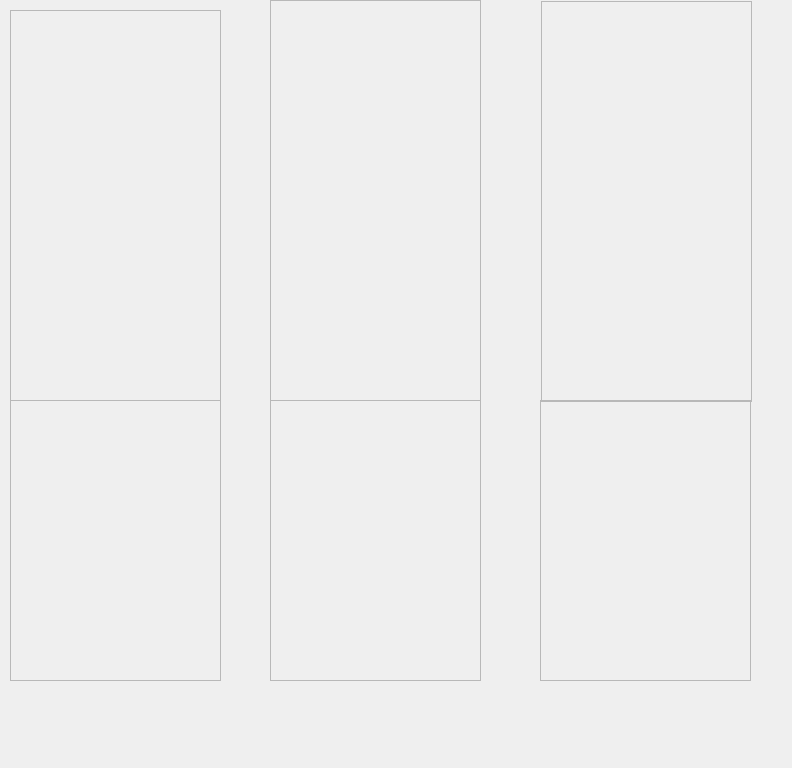
First picture: the form in wish_bottle.ui, repository X-wenhao/bookkeeping, before the edit.
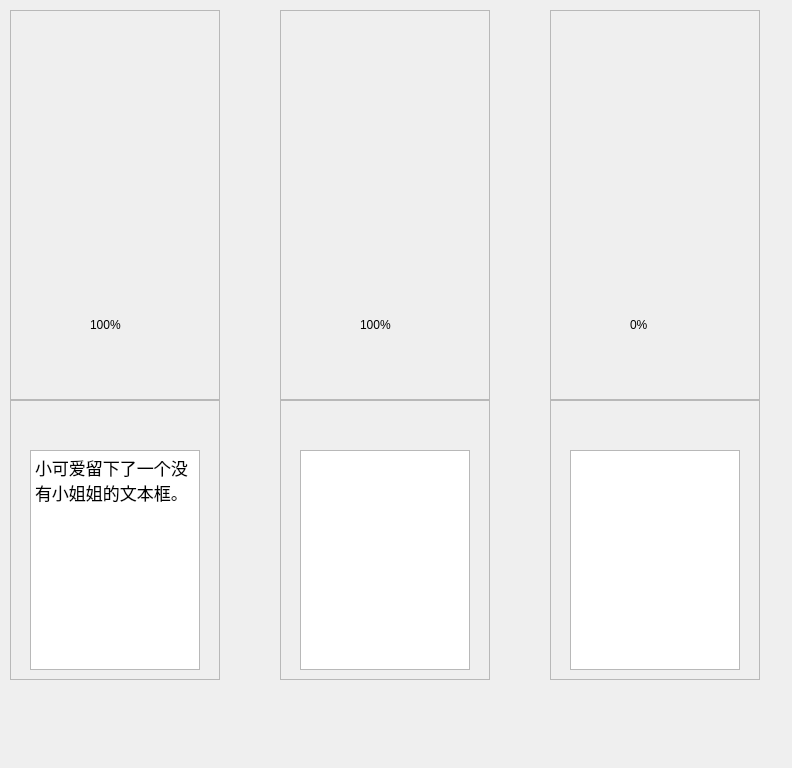
Second picture: the form after the edit. Icons and pictures are not drawn.

```diff
--- a/wish_bottle.ui
+++ b/wish_bottle.ui
@@ -18,8 +18,8 @@
     <rect>
      <x>10</x>
      <y>10</y>
-     <width>211</width>
-     <height>391</height>
+     <width>210</width>
+     <height>390</height>
     </rect>
    </property>
    <property name="frameShape">
@@ -32,25 +32,25 @@
     <property name="geometry">
      <rect>
       <x>80</x>
-      <y>280</y>
-      <width>51</width>
-      <height>31</height>
+      <y>300</y>
+      <width>50</width>
+      <height>30</height>
      </rect>
     </property>
     <property name="styleSheet">
      <string notr="true">border-image: url(:/wish_bottle/material/心愿/100%.png);</string>
     </property>
     <property name="text">
-     <string/>
+     <string>100%</string>
     </property>
    </widget>
    <widget class="QWidget" name="widget_1" native="true">
     <property name="geometry">
      <rect>
       <x>20</x>
-      <y>0</y>
-      <width>171</width>
-      <height>241</height>
+      <y>5</y>
+      <width>170</width>
+      <height>255</height>
      </rect>
     </property>
     <property name="styleSheet">
@@ -61,9 +61,9 @@
     <property name="geometry">
      <rect>
       <x>60</x>
-      <y>250</y>
-      <width>91</width>
-      <height>91</height>
+      <y>270</y>
+      <width>90</width>
+      <height>90</height>
      </rect>
     </property>
     <property name="styleSheet">
@@ -79,8 +79,8 @@
     <rect>
      <x>10</x>
      <y>400</y>
-     <width>211</width>
-     <height>281</height>
+     <width>210</width>
+     <height>280</height>
     </rect>
    </property>
    <property name="styleSheet">
@@ -97,8 +97,8 @@
      <rect>
       <x>60</x>
       <y>20</y>
-      <width>91</width>
-      <height>21</height>
+      <width>90</width>
+      <height>20</height>
      </rect>
     </property>
     <property name="styleSheet">
@@ -108,14 +108,37 @@
      <string/>
     </property>
    </widget>
+   <widget class="QTextBrowser" name="textBrowser">
+    <property name="geometry">
+     <rect>
+      <x>20</x>
+      <y>50</y>
+      <width>170</width>
+      <height>220</height>
+     </rect>
+    </property>
+    <property name="styleSheet">
+     <string notr="true">font: 20pt &quot;FZYiHei-M20S&quot;;
+border-image: null;
+background-color: rgb(
+240,241,242);</string>
+    </property>
+    <property name="html">
+     <string>&lt;!DOCTYPE HTML PUBLIC &quot;-//W3C//DTD HTML 4.0//EN&quot; &quot;http://www.w3.org/TR/REC-html40/strict.dtd&quot;&gt;
+&lt;html&gt;&lt;head&gt;&lt;meta name=&quot;qrichtext&quot; content=&quot;1&quot; /&gt;&lt;style type=&quot;text/css&quot;&gt;
+p, li { white-space: pre-wrap; }
+&lt;/style&gt;&lt;/head&gt;&lt;body style=&quot; font-family:'FZYiHei-M20S'; font-size:20pt; font-weight:400; font-style:normal;&quot;&gt;
+&lt;p style=&quot; margin-top:0px; margin-bottom:0px; margin-left:0px; margin-right:0px; -qt-block-indent:0; text-indent:0px;&quot;&gt;&lt;span style=&quot; font-size:13pt;&quot;&gt;小可爱留下了一个没有小姐姐的文本框。&lt;/span&gt;&lt;/p&gt;&lt;/body&gt;&lt;/html&gt;</string>
+    </property>
+   </widget>
   </widget>
   <widget class="QFrame" name="wish_2_content">
    <property name="geometry">
     <rect>
-     <x>270</x>
+     <x>280</x>
      <y>400</y>
-     <width>211</width>
-     <height>281</height>
+     <width>210</width>
+     <height>280</height>
     </rect>
    </property>
    <property name="styleSheet">
@@ -132,8 +155,8 @@
      <rect>
       <x>60</x>
       <y>20</y>
-      <width>91</width>
-      <height>21</height>
+      <width>90</width>
+      <height>20</height>
      </rect>
     </property>
     <property name="styleSheet">
@@ -143,14 +166,30 @@
      <string/>
     </property>
    </widget>
+   <widget class="QTextBrowser" name="textBrowser_2">
+    <property name="geometry">
+     <rect>
+      <x>20</x>
+      <y>50</y>
+      <width>170</width>
+      <height>220</height>
+     </rect>
+    </property>
+    <property name="styleSheet">
+     <string notr="true">font: 20pt &quot;FZYiHei-M20S&quot;;
+border-image: null;
+background-color: rgb(
+240,241,242);</string>
+    </property>
+   </widget>
   </widget>
   <widget class="QFrame" name="wish_2">
    <property name="geometry">
     <rect>
-     <x>270</x>
-     <y>0</y>
-     <width>211</width>
-     <height>401</height>
+     <x>280</x>
+     <y>10</y>
+     <width>210</width>
+     <height>390</height>
     </rect>
    </property>
    <property name="frameShape">
@@ -162,26 +201,26 @@
    <widget class="QLabel" name="wish_2_percent">
     <property name="geometry">
      <rect>
-      <x>90</x>
-      <y>290</y>
-      <width>31</width>
-      <height>31</height>
+      <x>80</x>
+      <y>300</y>
+      <width>50</width>
+      <height>30</height>
      </rect>
     </property>
     <property name="styleSheet">
      <string notr="true">border-image: url(:/wish_bottle/material/心愿/0%.png);</string>
     </property>
     <property name="text">
-     <string/>
+     <string>100%</string>
     </property>
    </widget>
    <widget class="QWidget" name="widget_2" native="true">
     <property name="geometry">
      <rect>
       <x>20</x>
-      <y>10</y>
-      <width>171</width>
-      <height>241</height>
+      <y>5</y>
+      <width>170</width>
+      <height>255</height>
      </rect>
     </property>
     <property name="styleSheet">
@@ -192,9 +231,9 @@
     <property name="geometry">
      <rect>
       <x>60</x>
-      <y>260</y>
-      <width>91</width>
-      <height>91</height>
+      <y>270</y>
+      <width>90</width>
+      <height>90</height>
      </rect>
     </property>
     <property name="styleSheet">
@@ -208,10 +247,10 @@
   <widget class="QFrame" name="wish_3">
    <property name="geometry">
     <rect>
-     <x>541</x>
-     <y>1</y>
-     <width>211</width>
-     <height>401</height>
+     <x>550</x>
+     <y>10</y>
+     <width>210</width>
+     <height>390</height>
     </rect>
    </property>
    <property name="frameShape">
@@ -223,26 +262,26 @@
    <widget class="QLabel" name="wish_3_percent">
     <property name="geometry">
      <rect>
-      <x>90</x>
-      <y>290</y>
-      <width>31</width>
-      <height>31</height>
+      <x>80</x>
+      <y>300</y>
+      <width>50</width>
+      <height>30</height>
      </rect>
     </property>
     <property name="styleSheet">
      <string notr="true">border-image: url(:/wish_bottle/material/心愿/0%.png);</string>
     </property>
     <property name="text">
-     <string/>
+     <string>0%</string>
     </property>
    </widget>
    <widget class="QWidget" name="widget_3" native="true">
     <property name="geometry">
      <rect>
       <x>20</x>
-      <y>10</y>
-      <width>161</width>
-      <height>241</height>
+      <y>5</y>
+      <width>170</width>
+      <height>255</height>
      </rect>
     </property>
     <property name="styleSheet">
@@ -253,9 +292,9 @@
     <property name="geometry">
      <rect>
       <x>60</x>
-      <y>260</y>
-      <width>91</width>
-      <height>91</height>
+      <y>270</y>
+      <width>90</width>
+      <height>90</height>
      </rect>
     </property>
     <property name="styleSheet">
@@ -269,10 +308,10 @@
   <widget class="QFrame" name="wish_3_content">
    <property name="geometry">
     <rect>
-     <x>540</x>
+     <x>550</x>
      <y>400</y>
-     <width>211</width>
-     <height>281</height>
+     <width>210</width>
+     <height>280</height>
     </rect>
    </property>
    <property name="styleSheet">
@@ -289,8 +328,8 @@
      <rect>
       <x>60</x>
       <y>20</y>
-      <width>101</width>
-      <height>21</height>
+      <width>90</width>
+      <height>20</height>
      </rect>
     </property>
     <property name="styleSheet">
@@ -300,6 +339,22 @@
      <string/>
     </property>
    </widget>
+   <widget class="QTextBrowser" name="textBrowser_3">
+    <property name="geometry">
+     <rect>
+      <x>20</x>
+      <y>50</y>
+      <width>170</width>
+      <height>220</height>
+     </rect>
+    </property>
+    <property name="styleSheet">
+     <string notr="true">font: 20pt &quot;FZYiHei-M20S&quot;;
+border-image: null;
+background-color: rgb(
+240,241,242);</string>
+    </property>
+   </widget>
   </widget>
   <widget class="QLabel" name="add_wish">
    <property name="geometry">
```
Left out of the diff: 30 changed lines with no effect on the pictures.
